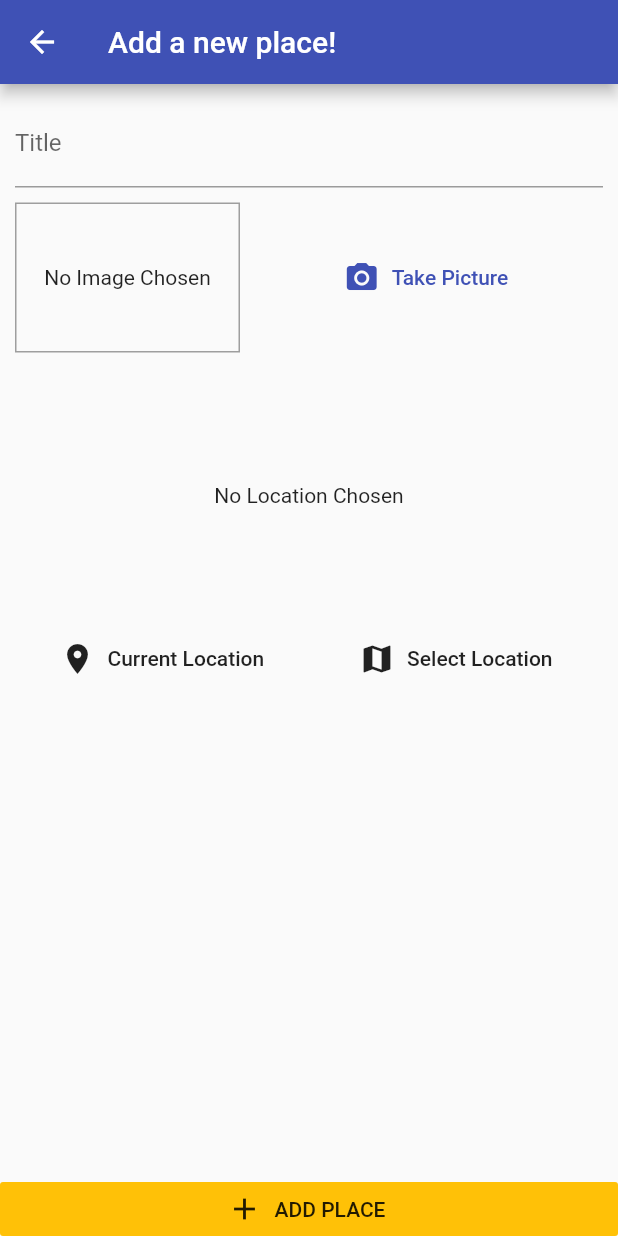
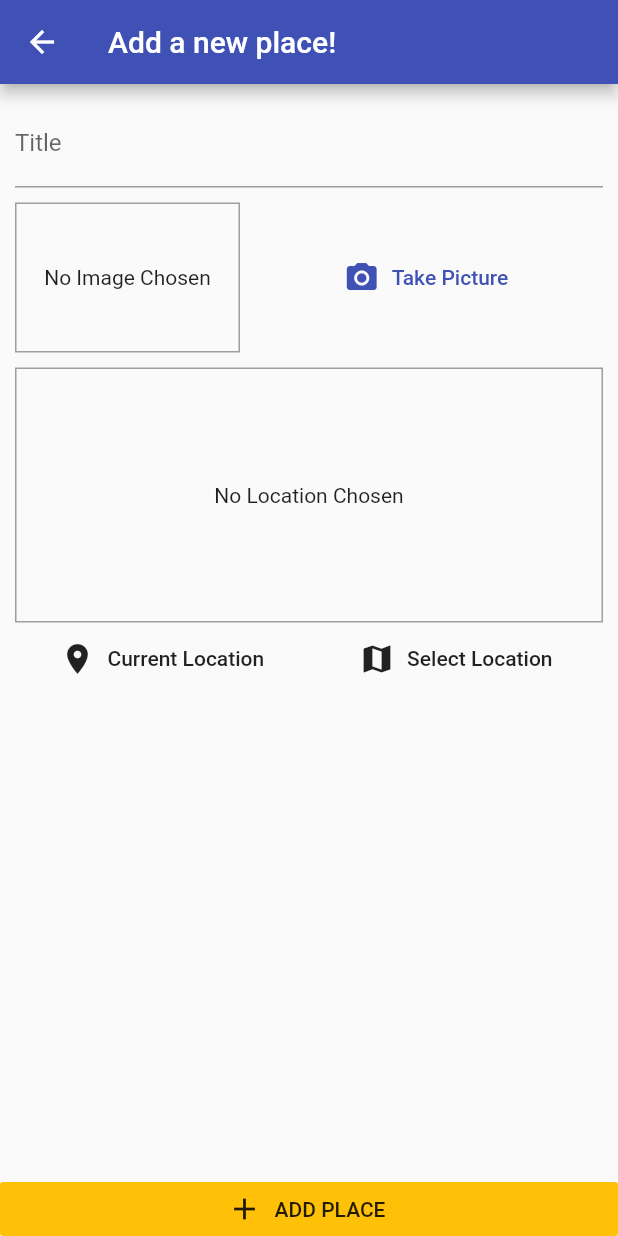
Before and after one commit to salim-joshua/places_app, a Flutter app: the AddPlaceScreen screen opened by its route, after a tap on "Current Location", on a phone screen of 412 x 824 dp. Run offline on Flutter 3.47's test engine with Material 2 defaults, Android fonts, the phone set to English and light mode, and no system bars; our stand-ins replace image_picker, location, sqflite; accounts and stored records are empty.

Commit message:
current location picker implemented

```diff
--- /dev/null
+++ b/lib/helpers/location_helper.dart
@@ -0,0 +1,8 @@
+const apiKey =
+    'pk.eyJ1Ijoic2Fqb3NoIiwiYSI6ImNrNXhpZHFpcjFhOHIza28wbWNod2E5NW0ifQ.0PX6wzIAKuywxCGQxne2lw';
+
+class LocationHelper {
+  static String generatePreviewImage({double latitude, double longitude}) {
+    return 'https://api.mapbox.com/styles/v1/mapbox/streets-v11/static/pin-l($longitude,$latitude)/$longitude,$latitude,14.25,0,0/600x300?access_token=$apiKey';
+  }
+}
--- a/lib/widgets/location_input.dart
+++ b/lib/widgets/location_input.dart
@@ -1,4 +1,7 @@
 import 'package:flutter/material.dart';
+import 'package:location/location.dart';
+
+import '../helpers/location_helper.dart';
 
 class LocationInput extends StatefulWidget {
   @override
@@ -8,11 +11,25 @@ class LocationInput extends StatefulWidget {
 class _LocationInputState extends State<LocationInput> {
   String _previewImageUrl;
 
+  Future<void> _getCurrentUserLocation() async {
+    final locData = await Location().getLocation();
+    final staticMapImage = LocationHelper.generatePreviewImage(
+      latitude: locData.latitude,
+      longitude: locData.longitude,
+    );
+    setState(() {
+      _previewImageUrl = staticMapImage;
+    });
+  }
+
   @override
   Widget build(BuildContext context) {
     return Column(
       children: <Widget>[
         Container(
+          decoration: BoxDecoration(
+            border: Border.all(width: 1, color: Colors.grey),
+          ),
           alignment: Alignment.center,
           height: 170,
           width: double.infinity,
@@ -30,7 +47,7 @@ class _LocationInputState extends State<LocationInput> {
             FlatButton.icon(
               icon: Icon(Icons.location_on),
               label: Text('Current Location'),
-              onPressed: () {},
+              onPressed: _getCurrentUserLocation,
             ),
             FlatButton.icon(
               icon: Icon(Icons.map),
```
Also changed, not shown: 4 other files.
